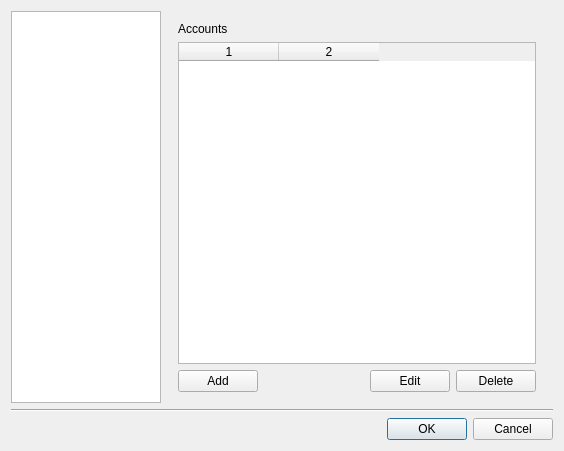
First picture: the form in ui/qtgui/settings_dialog.ui, repository marosi/SocialDesktopClient, before the edit.
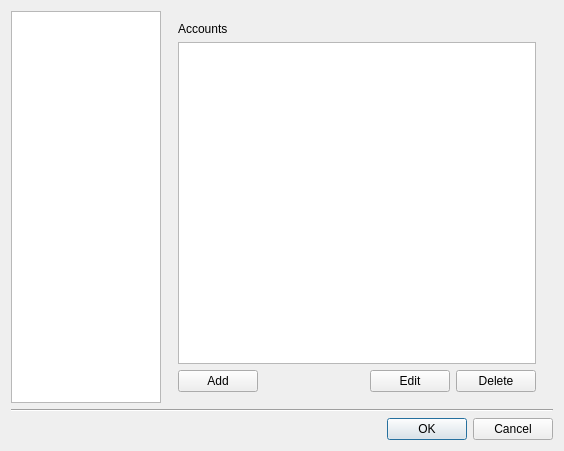
Second picture: the form after the edit.

Commit message: resources dir, accounts qt  model, ...

The edit to the form file:
```diff
--- a/ui/qtgui/settings_dialog.ui
+++ b/ui/qtgui/settings_dialog.ui
@@ -41,51 +41,10 @@
           </widget>
          </item>
          <item>
-          <widget class="QTableWidget" name="accountsTableWidget">
+          <widget class="QTableView" name="tableView">
            <property name="selectionMode">
             <enum>QAbstractItemView::SingleSelection</enum>
            </property>
-           <property name="selectionBehavior">
-            <enum>QAbstractItemView::SelectRows</enum>
-           </property>
-           <property name="showGrid">
-            <bool>false</bool>
-           </property>
-           <property name="columnCount">
-            <number>2</number>
-           </property>
-           <attribute name="horizontalHeaderDefaultSectionSize">
-            <number>100</number>
-           </attribute>
-           <attribute name="horizontalHeaderMinimumSectionSize">
-            <number>20</number>
-           </attribute>
-           <attribute name="horizontalHeaderStretchLastSection">
-            <bool>false</bool>
-           </attribute>
-           <attribute name="verticalHeaderVisible">
-            <bool>false</bool>
-           </attribute>
-           <attribute name="verticalHeaderStretchLastSection">
-            <bool>false</bool>
-           </attribute>
-           <attribute name="verticalHeaderVisible">
-            <bool>false</bool>
-           </attribute>
-           <attribute name="horizontalHeaderStretchLastSection">
-            <bool>false</bool>
-           </attribute>
-           <attribute name="horizontalHeaderMinimumSectionSize">
-            <number>20</number>
-           </attribute>
-           <attribute name="verticalHeaderStretchLastSection">
-            <bool>false</bool>
-           </attribute>
-           <attribute name="horizontalHeaderDefaultSectionSize">
-            <number>100</number>
-           </attribute>
-           <column/>
-           <column/>
           </widget>
          </item>
          <item>
```
The commit also changes 42 other files.
